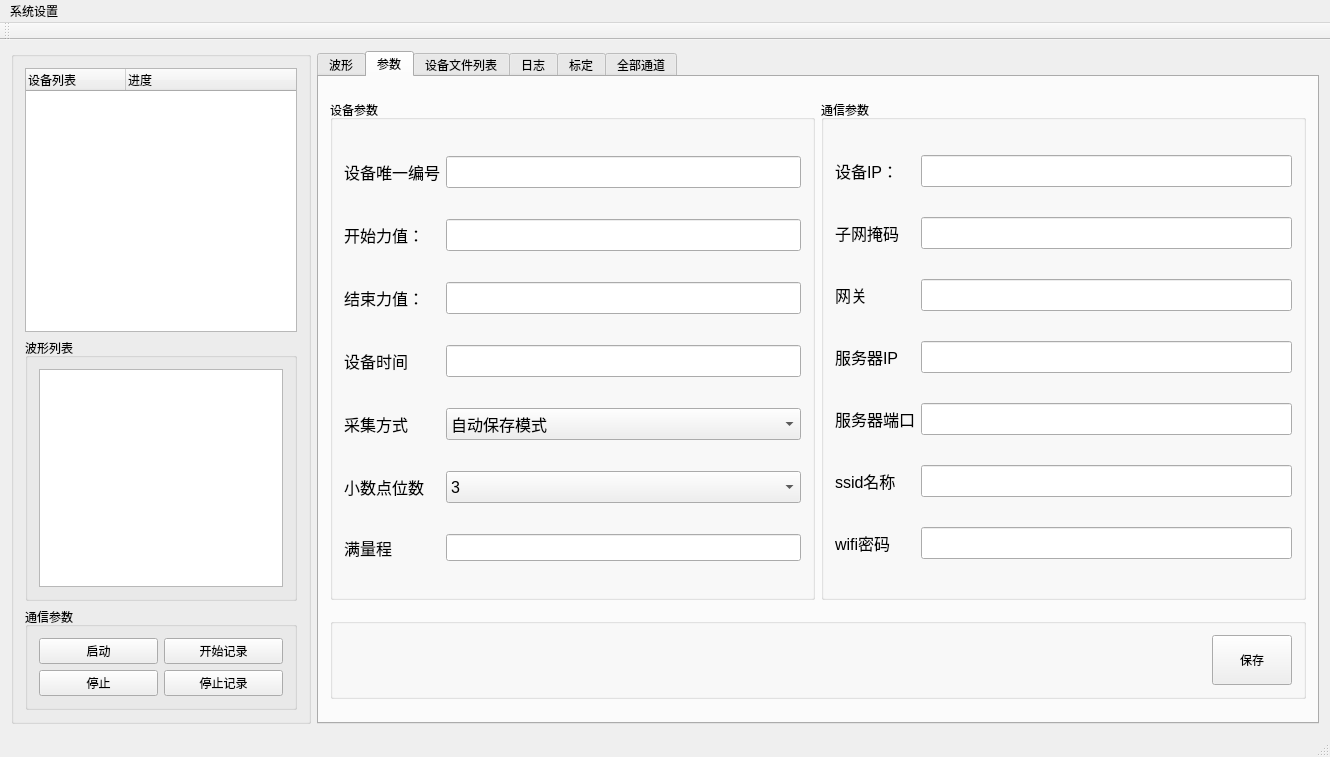
This is mainwindow.ui in byteman/bullet as Qt 5 draws it before an edit. The edited form follows.
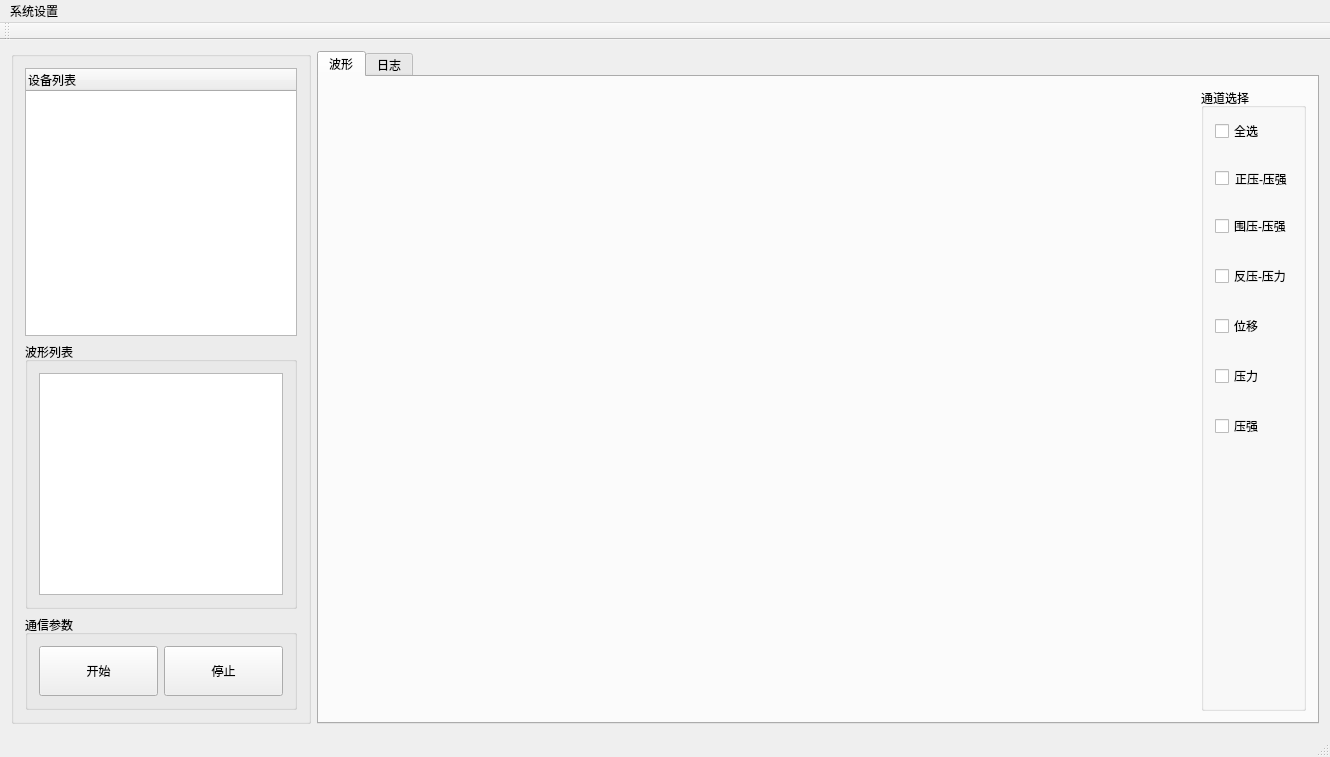
This is the edited form. Custom widgets are drawn as their Qt base class.

Diff of the .ui file:
```diff
--- a/mainwindow.ui
+++ b/mainwindow.ui
@@ -52,11 +52,6 @@
            <string>设备列表</string>
           </property>
          </column>
-         <column>
-          <property name="text">
-           <string>进度</string>
-          </property>
-         </column>
         </widget>
        </item>
        <item>
@@ -76,30 +71,28 @@
          <property name="title">
           <string>通信参数</string>
          </property>
-         <layout class="QGridLayout" name="gridLayout">
-          <item row="1" column="1">
+         <layout class="QHBoxLayout" name="horizontalLayout_5">
+          <item>
            <widget class="QPushButton" name="btnStart">
+            <property name="minimumSize">
+             <size>
+              <width>0</width>
+              <height>50</height>
+             </size>
+            </property>
             <property name="text">
-             <string>开始记录</string>
+             <string>开始</string>
             </property>
            </widget>
           </item>
-          <item row="2" column="1">
+          <item>
            <widget class="QPushButton" name="btnStop_2">
-            <property name="text">
-             <string>停止记录</string>
+            <property name="minimumSize">
+             <size>
+              <width>0</width>
+              <height>50</height>
+             </size>
             </property>
-           </widget>
-          </item>
-          <item row="1" column="0">
-           <widget class="QPushButton" name="btnWaveStart">
-            <property name="text">
-             <string>启动</string>
-            </property>
-           </widget>
-          </item>
-          <item row="2" column="0">
-           <widget class="QPushButton" name="btnStop">
             <property name="text">
              <string>停止</string>
             </property>
@@ -114,7 +107,7 @@
     <item>
      <widget class="QTabWidget" name="tabWidget">
       <property name="currentIndex">
-       <number>1</number>
+       <number>0</number>
       </property>
       <widget class="QWidget" name="tab">
        <attribute name="title">
@@ -161,7 +154,7 @@
 border-bottom:2px;</string>
              </property>
              <property name="text">
-              <string>通道1</string>
+              <string>正压-压强</string>
              </property>
             </widget>
            </item>
@@ -175,7 +168,7 @@
            <item>
             <widget class="QCheckBox" name="rb2">
              <property name="text">
-              <string>通道2</string>
+              <string>围压-压强</string>
              </property>
             </widget>
            </item>
@@ -189,7 +182,7 @@
            <item>
             <widget class="QCheckBox" name="rb3">
              <property name="text">
-              <string>通道3</string>
+              <string>反压-压力</string>
              </property>
             </widget>
            </item>
@@ -203,7 +196,7 @@
            <item>
             <widget class="QCheckBox" name="rb4">
              <property name="text">
-              <string>通道4</string>
+              <string>位移</string>
              </property>
             </widget>
            </item>
@@ -217,7 +210,7 @@
            <item>
             <widget class="QCheckBox" name="rb5">
              <property name="text">
-              <string>通道5</string>
+              <string>压力</string>
              </property>
             </widget>
            </item>
@@ -231,7 +224,7 @@
            <item>
             <widget class="QCheckBox" name="rb6">
              <property name="text">
-              <string>通道6</string>
+              <string>压强</string>
              </property>
             </widget>
            </item>
@@ -243,661 +236,23 @@
             </widget>
            </item>
            <item>
-            <widget class="QCheckBox" name="rb7">
-             <property name="text">
-              <string>通道7</string>
-             </property>
-            </widget>
-           </item>
-           <item>
-            <widget class="QLabel" name="label_22">
-             <property name="text">
-              <string/>
-             </property>
-            </widget>
-           </item>
-           <item>
-            <widget class="QCheckBox" name="rb8">
-             <property name="text">
-              <string>通道8</string>
-             </property>
-            </widget>
-           </item>
-           <item>
-            <widget class="QLabel" name="label_21">
-             <property name="text">
-              <string/>
-             </property>
-            </widget>
-           </item>
-          </layout>
-         </widget>
-        </item>
-       </layout>
-      </widget>
-      <widget class="QWidget" name="tab_2">
-       <attribute name="title">
-        <string>参数</string>
-       </attribute>
-       <layout class="QVBoxLayout" name="verticalLayout_6">
-        <item>
-         <layout class="QHBoxLayout" name="horizontalLayout_3">
-          <item>
-           <widget class="QGroupBox" name="groupBox_5">
-            <property name="minimumSize">
-             <size>
-              <width>400</width>
-              <height>400</height>
-             </size>
-            </property>
-            <property name="maximumSize">
-             <size>
-              <width>500</width>
-              <height>500</height>
-             </size>
-            </property>
-            <property name="title">
-             <string>设备参数</string>
-            </property>
-            <layout class="QGridLayout" name="gridLayout_2">
-             <item row="0" column="0">
-              <widget class="QLabel" name="label_8">
-               <property name="font">
-                <font>
-                 <family>Arial</family>
-                 <pointsize>12</pointsize>
-                </font>
-               </property>
-               <property name="text">
-                <string>设备唯一编号</string>
-               </property>
-              </widget>
-             </item>
-             <item row="0" column="2">
-              <widget class="QLineEdit" name="edtDevId">
-               <property name="minimumSize">
-                <size>
-                 <width>0</width>
-                 <height>32</height>
-                </size>
-               </property>
-               <property name="font">
-                <font>
-                 <family>Arial</family>
-                 <pointsize>12</pointsize>
-                </font>
-               </property>
-              </widget>
-             </item>
-             <item row="3" column="0">
-              <widget class="QLabel" name="label_7">
-               <property name="font">
-                <font>
-                 <family>Arial</family>
-                 <pointsize>12</pointsize>
-                </font>
-               </property>
-               <property name="text">
-                <string>设备时间</string>
-               </property>
-              </widget>
-             </item>
-             <item row="1" column="0">
-              <widget class="QLabel" name="label">
-               <property name="font">
-                <font>
-                 <family>Arial</family>
-                 <pointsize>12</pointsize>
-                </font>
-               </property>
-               <property name="text">
-                <string>开始力值：</string>
-               </property>
-              </widget>
-             </item>
-             <item row="2" column="0">
-              <widget class="QLabel" name="label_2">
-               <property name="font">
-                <font>
-                 <family>Arial</family>
-                 <pointsize>12</pointsize>
-                </font>
-               </property>
-               <property name="text">
-                <string>结束力值：</string>
-               </property>
-              </widget>
-             </item>
-             <item row="2" column="2">
-              <widget class="QLineEdit" name="edtWetDown">
-               <property name="minimumSize">
-                <size>
-                 <width>0</width>
-                 <height>32</height>
-                </size>
-               </property>
-               <property name="font">
-                <font>
-                 <family>Arial</family>
-                 <pointsize>12</pointsize>
-                </font>
-               </property>
-               <property name="text">
-                <string/>
-               </property>
-              </widget>
-             </item>
-             <item row="1" column="2">
-              <widget class="QLineEdit" name="edtWetUp">
-               <property name="minimumSize">
-                <size>
-                 <width>0</width>
-                 <height>32</height>
-                </size>
-               </property>
-               <property name="font">
-                <font>
-                 <family>Arial</family>
-                 <pointsize>12</pointsize>
-                </font>
-               </property>
-              </widget>
-             </item>
-             <item row="3" column="2">
-              <widget class="QLineEdit" name="edtTime">
-               <property name="minimumSize">
-                <size>
-                 <width>0</width>
-                 <height>32</height>
-                </size>
-               </property>
-               <property name="font">
-                <font>
-                 <family>Arial</family>
-                 <pointsize>12</pointsize>
-                </font>
-               </property>
-               <property name="text">
-                <string/>
-               </property>
-              </widget>
-             </item>
-             <item row="4" column="0">
-              <widget class="QLabel" name="label_9">
-               <property name="font">
-                <font>
-                 <family>Arial</family>
-                 <pointsize>12</pointsize>
-                </font>
-               </property>
-               <property name="text">
-                <string>采集方式</string>
-               </property>
-              </widget>
-             </item>
-             <item row="4" column="2">
-              <widget class="QComboBox" name="cbxMode">
-               <property name="minimumSize">
-                <size>
-                 <width>0</width>
-                 <height>32</height>
-                </size>
-               </property>
-               <property name="font">
-                <font>
-                 <family>Arial</family>
-                 <pointsize>12</pointsize>
-                </font>
-               </property>
-               <item>
-                <property name="text">
-                 <string>自动保存模式</string>
-                </property>
-               </item>
-               <item>
-                <property name="text">
-                 <string>实时发送模式
-</string>
-                </property>
-               </item>
-              </widget>
-             </item>
-             <item row="5" column="0">
-              <widget class="QLabel" name="label_27">
-               <property name="font">
-                <font>
-                 <family>Arial</family>
-                 <pointsize>12</pointsize>
-                </font>
-               </property>
-               <property name="text">
-                <string>小数点位数</string>
-               </property>
-              </widget>
-             </item>
-             <item row="6" column="0">
-              <widget class="QLabel" name="label_28">
-               <property name="font">
-                <font>
-                 <family>Arial</family>
-                 <pointsize>12</pointsize>
-                </font>
-               </property>
-               <property name="text">
-                <string>满量程</string>
-               </property>
-              </widget>
-             </item>
-             <item row="5" column="2">
-              <widget class="QComboBox" name="cbxDot">
-               <property name="minimumSize">
-                <size>
-                 <width>0</width>
-                 <height>32</height>
-                </size>
-               </property>
-               <property name="font">
-                <font>
-                 <family>Arial</family>
-                 <pointsize>12</pointsize>
-                </font>
-               </property>
-               <item>
-                <property name="text">
-                 <string>3</string>
-                </property>
-               </item>
-               <item>
-                <property name="text">
-                 <string>2</string>
-                </property>
-               </item>
-               <item>
-                <property name="text">
-                 <string>1</string>
-                </property>
-               </item>
-               <item>
-                <property name="text">
-                 <string>0</string>
-                </property>
-               </item>
-              </widget>
-             </item>
-             <item row="6" column="2">
-              <widget class="QLineEdit" name="edtFull">
-               <property name="font">
-                <font>
-                 <family>Arial</family>
-                 <pointsize>12</pointsize>
-                </font>
-               </property>
-              </widget>
-             </item>
-            </layout>
-           </widget>
-          </item>
-          <item>
-           <widget class="QGroupBox" name="groupBox_6">
-            <property name="minimumSize">
-             <size>
-              <width>400</width>
-              <height>400</height>
-             </size>
-            </property>
-            <property name="maximumSize">
-             <size>
-              <width>500</width>
-              <height>500</height>
-             </size>
-            </property>
-            <property name="title">
-             <string>通信参数</string>
-            </property>
-            <layout class="QGridLayout" name="gridLayout_3">
-             <item row="1" column="0">
-              <widget class="QLabel" name="label_17">
-               <property name="font">
-                <font>
-                 <family>Arial</family>
-                 <pointsize>12</pointsize>
-                </font>
-               </property>
-               <property name="text">
-                <string>子网掩码</string>
-               </property>
-              </widget>
-             </item>
-             <item row="1" column="1">
-              <widget class="QLineEdit" name="edtNetmask">
-               <property name="minimumSize">
-                <size>
-                 <width>0</width>
-                 <height>32</height>
-                </size>
-               </property>
-               <property name="font">
-                <font>
-                 <family>Arial</family>
-                 <pointsize>12</pointsize>
-                </font>
-               </property>
-               <property name="text">
-                <string/>
-               </property>
-              </widget>
-             </item>
-             <item row="0" column="1">
-              <widget class="QLineEdit" name="edtDevIp">
-               <property name="minimumSize">
-                <size>
-                 <width>0</width>
-                 <height>32</height>
-                </size>
-               </property>
-               <property name="font">
-                <font>
-                 <family>Arial</family>
-                 <pointsize>12</pointsize>
-                </font>
-               </property>
-               <property name="text">
-                <string/>
-               </property>
-              </widget>
-             </item>
-             <item row="0" column="0">
-              <widget class="QLabel" name="label_13">
-               <property name="font">
-                <font>
-                 <family>Arial</family>
-                 <pointsize>12</pointsize>
-                </font>
-               </property>
-               <property name="text">
-                <string>设备IP：</string>
-               </property>
-              </widget>
-             </item>
-             <item row="2" column="0">
-              <widget class="QLabel" name="label_18">
-               <property name="font">
-                <font>
-                 <family>Arial</family>
-                 <pointsize>12</pointsize>
-                </font>
-               </property>
-               <property name="text">
-                <string>网关</string>
-               </property>
-              </widget>
-             </item>
-             <item row="3" column="0">
-              <widget class="QLabel" name="label_14">
-               <property name="font">
-                <font>
-                 <family>Arial</family>
-                 <pointsize>12</pointsize>
-                </font>
-               </property>
-               <property name="text">
-                <string>服务器IP</string>
-               </property>
-              </widget>
-             </item>
-             <item row="4" column="0">
-              <widget class="QLabel" name="label_20">
-               <property name="font">
-                <font>
-                 <family>Arial</family>
-                 <pointsize>12</pointsize>
-                </font>
-               </property>
-               <property name="text">
-                <string>服务器端口</string>
-               </property>
-              </widget>
-             </item>
-             <item row="3" column="1">
-              <widget class="QLineEdit" name="edtServerIp">
-               <property name="minimumSize">
-                <size>
-                 <width>0</width>
-                 <height>32</height>
-                </size>
-               </property>
-               <property name="font">
-                <font>
-                 <family>Arial</family>
-                 <pointsize>12</pointsize>
-                </font>
-               </property>
-               <property name="text">
-                <string/>
-               </property>
-              </widget>
-             </item>
-             <item row="2" column="1">
-              <widget class="QLineEdit" name="edtGateway">
-               <property name="minimumSize">
-                <size>
-                 <width>0</width>
-                 <height>32</height>
-                </size>
-               </property>
-               <property name="font">
-                <font>
-                 <family>Arial</family>
-                 <pointsize>12</pointsize>
-                </font>
-               </property>
-               <property name="text">
-                <string/>
-               </property>
-              </widget>
-             </item>
-             <item row="5" column="0">
-              <widget class="QLabel" name="label_15">
-               <property name="font">
-                <font>
-                 <family>Arial</family>
-                 <pointsize>12</pointsize>
-                </font>
-               </property>
-               <property name="text">
-                <string>ssid名称</string>
-               </property>
-              </widget>
-             </item>
-             <item row="5" column="1">
-              <widget class="QLineEdit" name="edtSSID">
-               <property name="minimumSize">
-                <size>
-                 <width>0</width>
-                 <height>32</height>
-                </size>
-               </property>
-               <property name="font">
-                <font>
-                 <family>Arial</family>
-                 <pointsize>12</pointsize>
-                </font>
-               </property>
-               <property name="text">
-                <string/>
-               </property>
-              </widget>
-             </item>
-             <item row="4" column="1">
-              <widget class="QLineEdit" name="edtServerPort">
-               <property name="minimumSize">
-                <size>
-                 <width>0</width>
-                 <height>32</height>
-                </size>
-               </property>
-               <property name="font">
-                <font>
-                 <family>Arial</family>
-                 <pointsize>12</pointsize>
-                </font>
-               </property>
-               <property name="text">
-                <string/>
-               </property>
-              </widget>
-             </item>
-             <item row="6" column="0">
-              <widget class="QLabel" name="label_16">
-               <property name="font">
-                <font>
-                 <family>Arial</family>
-                 <pointsize>12</pointsize>
-                </font>
-               </property>
-               <property name="text">
-                <string>wifi密码</string>
-               </property>
-              </widget>
-             </item>
-             <item row="6" column="1">
-              <widget class="QLineEdit" name="edtPassword">
-               <property name="minimumSize">
-                <size>
-                 <width>0</width>
-                 <height>32</height>
-                </size>
-               </property>
-               <property name="font">
-                <font>
-                 <family>Arial</family>
-                 <pointsize>12</pointsize>
-                </font>
-               </property>
-               <property name="text">
-                <string/>
-               </property>
-              </widget>
-             </item>
-            </layout>
-           </widget>
-          </item>
-         </layout>
-        </item>
-        <item>
-         <widget class="QGroupBox" name="groupBox_7">
-          <property name="sizePolicy">
-           <sizepolicy hsizetype="Preferred" vsizetype="Fixed">
-            <horstretch>0</horstretch>
-            <verstretch>0</verstretch>
-           </sizepolicy>
-          </property>
-          <property name="minimumSize">
-           <size>
-            <width>0</width>
-            <height>80</height>
-           </size>
-          </property>
-          <property name="title">
-           <string/>
-          </property>
-          <layout class="QHBoxLayout" name="horizontalLayout_4">
-           <item>
-            <spacer name="horizontalSpacer">
+            <spacer name="verticalSpacer">
              <property name="orientation">
-              <enum>Qt::Horizontal</enum>
+              <enum>Qt::Vertical</enum>
              </property>
              <property name="sizeHint" stdset="0">
               <size>
-               <width>811</width>
-               <height>20</height>
+               <width>20</width>
+               <height>40</height>
               </size>
              </property>
             </spacer>
            </item>
-           <item>
-            <widget class="QPushButton" name="btnSavePara">
-             <property name="minimumSize">
-              <size>
-               <width>50</width>
-               <height>50</height>
-              </size>
-             </property>
-             <property name="text">
-              <string>保存</string>
-             </property>
-            </widget>
-           </item>
           </layout>
          </widget>
         </item>
        </layout>
       </widget>
-      <widget class="QWidget" name="tab_4">
-       <attribute name="title">
-        <string>设备文件列表</string>
-       </attribute>
-       <layout class="QVBoxLayout" name="verticalLayout_5">
-        <item>
-         <widget class="QListWidget" name="listFile"/>
-        </item>
-        <item>
-         <layout class="QHBoxLayout" name="horizontalLayout_5">
-          <item>
-           <widget class="QLabel" name="label_10">
-            <property name="text">
-             <string>当前页</string>
-            </property>
-           </widget>
-          </item>
-          <item>
-           <widget class="QComboBox" name="cbxCurPage"/>
-          </item>
-          <item>
-           <widget class="QPushButton" name="btnGo">
-            <property name="text">
-             <string>跳转指定页</string>
-            </property>
-           </widget>
-          </item>
-          <item>
-           <widget class="QPushButton" name="btnDelAll">
-            <property name="text">
-             <string>删除全部文件</string>
-            </property>
-           </widget>
-          </item>
-          <item>
-           <spacer name="horizontalSpacer_2">
-            <property name="orientation">
-             <enum>Qt::Horizontal</enum>
-            </property>
-            <property name="sizeHint" stdset="0">
-             <size>
-              <width>40</width>
-              <height>20</height>
-             </size>
-            </property>
-           </spacer>
-          </item>
-          <item>
-           <widget class="QPushButton" name="btnPrev">
-            <property name="text">
-             <string>上一页</string>
-            </property>
-           </widget>
-          </item>
-          <item>
-           <widget class="QPushButton" name="btnNext">
-            <property name="text">
-             <string>下一页</string>
-            </property>
-           </widget>
-          </item>
-         </layout>
-        </item>
-       </layout>
-      </widget>
       <widget class="QWidget" name="tab_3">
        <attribute name="title">
         <string>日志</string>
@@ -959,211 +314,6 @@
         </item>
        </layout>
       </widget>
-      <widget class="QWidget" name="widget">
-       <attribute name="title">
-        <string>标定</string>
-       </attribute>
-       <widget class="QGroupBox" name="groupBox_9">
-        <property name="geometry">
-         <rect>
-          <x>270</x>
-          <y>140</y>
-          <width>371</width>
-          <height>321</height>
-         </rect>
-        </property>
-        <property name="title">
-         <string/>
-        </property>
-        <layout class="QGridLayout" name="gridLayout_4">
-         <item row="0" column="0">
-          <widget class="QLabel" name="label_3">
-           <property name="text">
-            <string>通道</string>
-           </property>
-          </widget>
-         </item>
-         <item row="0" column="1" colspan="2">
-          <widget class="QComboBox" name="cbxChan">
-           <property name="minimumSize">
-            <size>
-             <width>0</width>
-             <height>30</height>
-            </size>
-           </property>
-           <property name="font">
-            <font>
-             <family>Arial</family>
-             <pointsize>12</pointsize>
-            </font>
-           </property>
-           <item>
-            <property name="text">
-             <string>1</string>
-            </property>
-           </item>
-           <item>
-            <property name="text">
-             <string>2</string>
-            </property>
-           </item>
-           <item>
-            <property name="text">
-             <string>3</string>
-            </property>
-           </item>
-           <item>
-            <property name="text">
-             <string>4</string>
-            </property>
-           </item>
-           <item>
-            <property name="text">
-             <string>5</string>
-            </property>
-           </item>
-           <item>
-            <property name="text">
-             <string>6</string>
-            </property>
-           </item>
-           <item>
-            <property name="text">
-             <string>7</string>
-            </property>
-           </item>
-           <item>
-            <property name="text">
-             <string>8</string>
-            </property>
-           </item>
-          </widget>
-         </item>
-         <item row="1" column="0">
-          <widget class="QLabel" name="label_5">
-           <property name="text">
-            <string>实时AD</string>
-           </property>
-          </widget>
-         </item>
-         <item row="1" column="1" colspan="2">
-          <widget class="QLineEdit" name="edtRtAd">
-           <property name="minimumSize">
-            <size>
-             <width>0</width>
-             <height>30</height>
-            </size>
-           </property>
-           <property name="font">
-            <font>
-             <family>Arial</family>
-             <pointsize>12</pointsize>
-            </font>
-           </property>
-          </widget>
-         </item>
-         <item row="2" column="0">
-          <widget class="QLabel" name="label_6">
-           <property name="text">
-            <string>实时重量</string>
-           </property>
-          </widget>
-         </item>
-         <item row="2" column="1" colspan="2">
-          <widget class="QLineEdit" name="edtrtWgt">
-           <property name="minimumSize">
-            <size>
-             <width>0</width>
-             <height>30</height>
-            </size>
-           </property>
-           <property name="font">
-            <font>
-             <family>Arial</family>
-             <pointsize>12</pointsize>
-            </font>
-           </property>
-          </widget>
-         </item>
-         <item row="3" column="0">
-          <widget class="QLabel" name="label_4">
-           <property name="text">
-            <string>标定重量</string>
-           </property>
-          </widget>
-         </item>
-         <item row="3" column="1" colspan="2">
-          <widget class="QLineEdit" name="edtCalibWet">
-           <property name="minimumSize">
-            <size>
-             <width>0</width>
-             <height>30</height>
-            </size>
-           </property>
-           <property name="font">
-            <font>
-             <family>Arial</family>
-             <pointsize>12</pointsize>
-            </font>
-           </property>
-          </widget>
-         </item>
-         <item row="4" column="1">
-          <widget class="QPushButton" name="btnCalibZero">
-           <property name="minimumSize">
-            <size>
-             <width>0</width>
-             <height>35</height>
-            </size>
-           </property>
-           <property name="text">
-            <string>标定零点</string>
-           </property>
-          </widget>
-         </item>
-         <item row="4" column="2">
-          <widget class="QPushButton" name="btnCalibWet">
-           <property name="minimumSize">
-            <size>
-             <width>0</width>
-             <height>35</height>
-            </size>
-           </property>
-           <property name="text">
-            <string>标定重量</string>
-           </property>
-          </widget>
-         </item>
-         <item row="4" column="0">
-          <widget class="QPushButton" name="btnResetZero">
-           <property name="minimumSize">
-            <size>
-             <width>0</width>
-             <height>35</height>
-            </size>
-           </property>
-           <property name="text">
-            <string>清零</string>
-           </property>
-          </widget>
-         </item>
-        </layout>
-       </widget>
-      </widget>
-      <widget class="QWidget" name="tab_5">
-       <attribute name="title">
-        <string>全部通道</string>
-       </attribute>
-       <layout class="QVBoxLayout" name="verticalLayout_7">
-        <item>
-         <widget class="QGroupBox" name="gbDevices">
-          <property name="title">
-           <string/>
-          </property>
-         </widget>
-        </item>
-       </layout>
-      </widget>
      </widget>
     </item>
    </layout>
```
Left out of the diff: 4 changed lines with no effect on the pictures.
